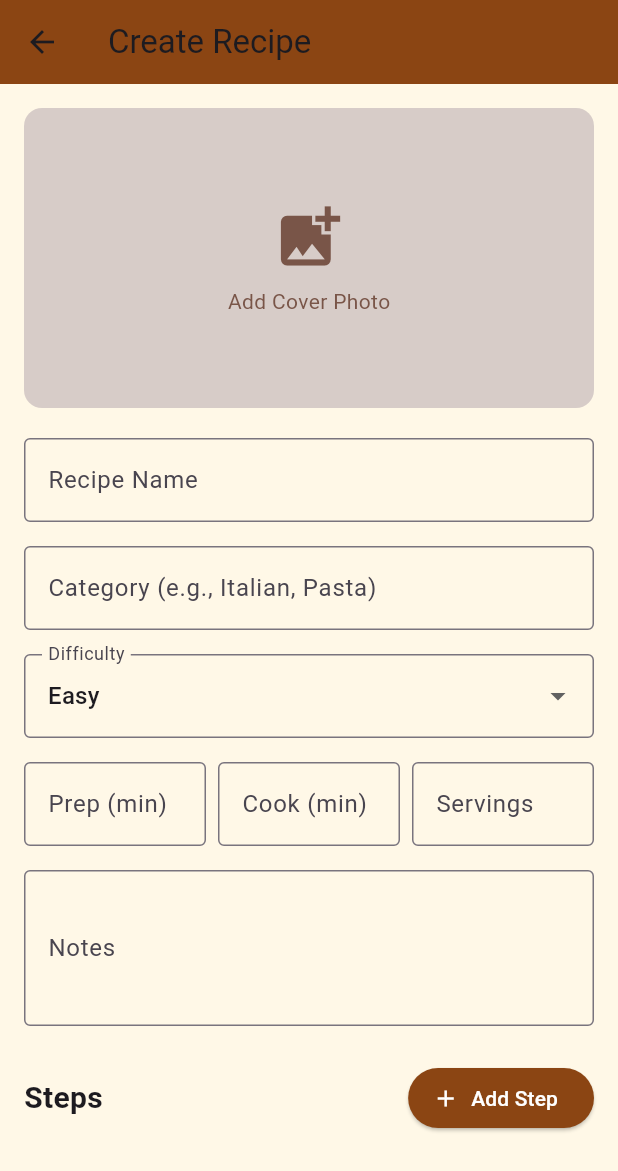
After one commit to kcxhiessl23-ux/skettys-table, a Flutter app: the screen it shows after launch, after a tap on "Create New Recipe", on a phone screen of 412 x 824 dp. The commit adds this screen. Shown: the top 1171 px of the screen. Run offline on Flutter 3.47's test engine with Material 3 defaults, Android fonts, the phone set to English and light mode, and no system bars; our stand-ins replace cloud_firestore, firebase_auth, firebase_core, firebase_storage, image_picker; accounts and stored records are empty; Roboto replaces fonts that are missing (Georgia).

Commit message:
added recipe creator and step editor

```diff
--- /dev/null
+++ b/lib/create_recipe_screen.dart
@@ -0,0 +1,338 @@
+import 'package:flutter/material.dart';
+import 'package:firebase_storage/firebase_storage.dart';
+import 'package:image_picker/image_picker.dart';
+import 'dart:io';
+import 'recipe_model.dart';
+import 'firestore_service.dart';
+import 'step_editor_screen.dart';
+
+class CreateRecipeScreen extends StatefulWidget {
+  const CreateRecipeScreen({super.key});
+
+  @override
+  State<CreateRecipeScreen> createState() => _CreateRecipeScreenState();
+}
+
+class _CreateRecipeScreenState extends State<CreateRecipeScreen> {
+  final _formKey = GlobalKey<FormState>();
+  final _firestoreService = FirestoreService();
+
+  // Controllers for basic info
+  final _nameController = TextEditingController();
+  final _categoryController = TextEditingController();
+  final _prepTimeController = TextEditingController();
+  final _cookTimeController = TextEditingController();
+  final _servingsController = TextEditingController();
+  final _notesController = TextEditingController();
+
+  String _difficulty = 'Easy';
+  String? _coverImageUrl;
+  List<String> _tags = [];
+  List<RecipeStep> _steps = [];
+
+  bool _isLoading = false;
+
+  @override
+  void dispose() {
+    _nameController.dispose();
+    _categoryController.dispose();
+    _prepTimeController.dispose();
+    _cookTimeController.dispose();
+    _servingsController.dispose();
+    _notesController.dispose();
+    super.dispose();
+  }
+
+  Future<void> _pickCoverImage() async {
+    final picker = ImagePicker();
+    final pickedFile = await picker.pickImage(source: ImageSource.gallery);
+
+    if (pickedFile != null) {
+      setState(() => _isLoading = true);
+
+      // Upload to Firebase Storage
+      final ref = FirebaseStorage.instance
+          .ref()
+          .child('recipeCoverImages')
+          .child('${DateTime.now().millisecondsSinceEpoch}.jpg');
+
+      await ref.putFile(File(pickedFile.path));
+      final url = await ref.getDownloadURL();
+
+      setState(() {
+        _coverImageUrl = url;
+        _isLoading = false;
+      });
+    }
+  }
+
+  Future<void> _saveRecipe() async {
+    if (!_formKey.currentState!.validate()) return;
+    if (_coverImageUrl == null) {
+      ScaffoldMessenger.of(
+        context,
+      ).showSnackBar(const SnackBar(content: Text('Please add a cover image')));
+      return;
+    }
+
+    setState(() => _isLoading = true);
+
+    final recipe = Recipe(
+      id: DateTime.now().millisecondsSinceEpoch.toString(),
+      name: _nameController.text,
+      coverImageUrl: _coverImageUrl!,
+      category: _categoryController.text,
+      tags: _tags,
+      prepTimeMinutes: int.tryParse(_prepTimeController.text) ?? 0,
+      cookTimeMinutes: int.tryParse(_cookTimeController.text) ?? 0,
+      servings: int.tryParse(_servingsController.text) ?? 1,
+      difficulty: _difficulty,
+      notes: _notesController.text,
+      steps: _steps,
+      createdAt: DateTime.now(),
+    );
+
+    await _firestoreService.saveRecipe(recipe);
+
+    setState(() => _isLoading = false);
+
+    if (mounted) {
+      ScaffoldMessenger.of(
+        context,
+      ).showSnackBar(const SnackBar(content: Text('Recipe saved!')));
+      Navigator.pop(context);
+    }
+  }
+
+  @override
+  Widget build(BuildContext context) {
+    return Scaffold(
+      appBar: AppBar(
+        title: const Text('Create Recipe'),
+        backgroundColor: const Color(0xFF8B4513),
+        actions: [
+          if (_steps.isNotEmpty)
+            TextButton(
+              onPressed: _isLoading ? null : _saveRecipe,
+              child: _isLoading
+                  ? const CircularProgressIndicator(color: Colors.white)
+                  : const Text(
+                      'Save',
+                      style: TextStyle(color: Colors.white, fontSize: 16),
+                    ),
+            ),
+        ],
+      ),
+      body: Form(
+        key: _formKey,
+        child: ListView(
+          padding: const EdgeInsets.all(16),
+          children: [
+            // Cover Image
+            GestureDetector(
+              onTap: _pickCoverImage,
+              child: Container(
+                height: 200,
+                decoration: BoxDecoration(
+                  color: Colors.brown.shade100,
+                  borderRadius: BorderRadius.circular(12),
+                  image: _coverImageUrl != null
+                      ? DecorationImage(
+                          image: NetworkImage(_coverImageUrl!),
+                          fit: BoxFit.cover,
+                        )
+                      : null,
+                ),
+                child: _coverImageUrl == null
+                    ? const Center(
+                        child: Column(
+                          mainAxisAlignment: MainAxisAlignment.center,
+                          children: [
+                            Icon(
+                              Icons.add_photo_alternate,
+                              size: 50,
+                              color: Colors.brown,
+                            ),
+                            SizedBox(height: 8),
+                            Text(
+                              'Add Cover Photo',
+                              style: TextStyle(color: Colors.brown),
+                            ),
+                          ],
+                        ),
+                      )
+                    : null,
+              ),
+            ),
+            const SizedBox(height: 20),
+
+            // Recipe Name
+            TextFormField(
+              controller: _nameController,
+              decoration: const InputDecoration(
+                labelText: 'Recipe Name',
+                border: OutlineInputBorder(),
+              ),
+              validator: (v) => v?.isEmpty ?? true ? 'Required' : null,
+            ),
+            const SizedBox(height: 16),
+
+            // Category
+            TextFormField(
+              controller: _categoryController,
+              decoration: const InputDecoration(
+                labelText: 'Category (e.g., Italian, Pasta)',
+                border: OutlineInputBorder(),
+              ),
+            ),
+            const SizedBox(height: 16),
+
+            // Difficulty
+            DropdownButtonFormField<String>(
+              value: _difficulty,
+              decoration: const InputDecoration(
+                labelText: 'Difficulty',
+                border: OutlineInputBorder(),
+              ),
+              items: [
+                'Easy',
+                'Medium',
+                'Hard',
+              ].map((d) => DropdownMenuItem(value: d, child: Text(d))).toList(),
+              onChanged: (v) => setState(() => _difficulty = v!),
+            ),
+            const SizedBox(height: 16),
+
+            // Times and Servings Row
+            Row(
+              children: [
+                Expanded(
+                  child: TextFormField(
+                    controller: _prepTimeController,
+                    decoration: const InputDecoration(
+                      labelText: 'Prep (min)',
+                      border: OutlineInputBorder(),
+                    ),
+                    keyboardType: TextInputType.number,
+                  ),
+                ),
+                const SizedBox(width: 8),
+                Expanded(
+                  child: TextFormField(
+                    controller: _cookTimeController,
+                    decoration: const InputDecoration(
+                      labelText: 'Cook (min)',
+                      border: OutlineInputBorder(),
+                    ),
+                    keyboardType: TextInputType.number,
+                  ),
+                ),
+                const SizedBox(width: 8),
+                Expanded(
+                  child: TextFormField(
+                    controller: _servingsController,
+                    decoration: const InputDecoration(
+                      labelText: 'Servings',
+                      border: OutlineInputBorder(),
+                    ),
+                    keyboardType: TextInputType.number,
+                  ),
+                ),
+              ],
+            ),
+            const SizedBox(height: 16),
+
+            // Notes
+            TextFormField(
+              controller: _notesController,
+              decoration: const InputDecoration(
+                labelText: 'Notes',
+                border: OutlineInputBorder(),
+              ),
+              maxLines: 3,
+            ),
+            const SizedBox(height: 24),
+
+            // Steps Section
+            Row(
+              mainAxisAlignment: MainAxisAlignment.spaceBetween,
+              children: [
+                const Text(
+                  'Steps',
+                  style: TextStyle(fontSize: 20, fontWeight: FontWeight.bold),
+                ),
+                ElevatedButton.icon(
+                  onPressed: () => _addStep(),
+                  icon: const Icon(Icons.add),
+                  label: const Text('Add Step'),
+                  style: ElevatedButton.styleFrom(
+                    backgroundColor: const Color(0xFF8B4513),
+                    foregroundColor: Colors.white,
+                  ),
+                ),
+              ],
+            ),
+            const SizedBox(height: 12),
+
+            // Steps List
+            ..._steps.asMap().entries.map((entry) {
+              final index = entry.key;
+              final step = entry.value;
+              return Card(
+                margin: const EdgeInsets.only(bottom: 8),
+                child: ListTile(
+                  leading: CircleAvatar(
+                    backgroundColor: const Color(0xFF8B4513),
+                    child: Text('${index + 1}'),
+                  ),
+                  title: Text(
+                    step.title.isEmpty ? 'Step ${index + 1}' : step.title,
+                  ),
+                  subtitle: Text(
+                    step.instructions.isEmpty
+                        ? 'No instructions'
+                        : step.instructions,
+                  ),
+                  trailing: IconButton(
+                    icon: const Icon(Icons.delete, color: Colors.red),
+                    onPressed: () => setState(() => _steps.removeAt(index)),
+                  ),
+                  onTap: () => _editStep(index),
+                ),
+              );
+            }).toList(),
+          ],
+        ),
+      ),
+    );
+  }
+
+  void _addStep() {
+    // TODO: Navigate to step editor
+    setState(() {
+      _steps.add(
+        RecipeStep(
+          stepNumber: _steps.length + 1,
+          title: 'Step ${_steps.length + 1}',
+          instructions: '',
+          notes: '',
+          pictures: [],
+          timers: [],
+        ),
+      );
+    });
+  }
+
+  Future<void> _editStep(int index) async {
+    final updatedStep = await Navigator.push<RecipeStep>(
+      context,
+      MaterialPageRoute(
+        builder: (_) => StepEditorScreen(step: _steps[index], stepIndex: index),
+      ),
+    );
+
+    if (updatedStep != null) {
+      setState(() => _steps[index] = updatedStep);
+    }
+  }
+}
--- /dev/null
+++ b/lib/firestore_service.dart
@@ -0,0 +1,32 @@
+import 'package:cloud_firestore/cloud_firestore.dart';
+import 'recipe_model.dart';
+
+class FirestoreService {
+  final FirebaseFirestore _db = FirebaseFirestore.instance;
+
+  // Save recipe
+  Future<void> saveRecipe(Recipe recipe) async {
+    await _db.collection('recipes').doc(recipe.id).set(recipe.toMap());
+  }
+
+  // Load all recipes
+  Future<List<Recipe>> loadRecipes() async {
+    final snapshot = await _db
+        .collection('recipes')
+        .orderBy('createdAt', descending: true)
+        .get();
+    return snapshot.docs.map((doc) => Recipe.fromMap(doc.data())).toList();
+  }
+
+  // Load single recipe
+  Future<Recipe?> loadRecipe(String recipeId) async {
+    final doc = await _db.collection('recipes').doc(recipeId).get();
+    if (!doc.exists) return null;
+    return Recipe.fromMap(doc.data()!);
+  }
+
+  // Delete recipe
+  Future<void> deleteRecipe(String recipeId) async {
+    await _db.collection('recipes').doc(recipeId).delete();
+  }
+}
--- a/lib/main.dart
+++ b/lib/main.dart
@@ -2,6 +2,7 @@ import 'package:flutter/material.dart';
 import 'package:firebase_core/firebase_core.dart';
 import 'package:firebase_auth/firebase_auth.dart';
 import 'firebase_options.dart';
+import 'create_recipe_screen.dart';
 
 void main() async {
   WidgetsFlutterBinding.ensureInitialized();
@@ -44,45 +45,21 @@ class _LoginScreenState extends State<LoginScreen> {
   Widget build(BuildContext context) {
     return Scaffold(
       body: Center(
-        child: SingleChildScrollView(
-          padding: const EdgeInsets.all(32),
-          child: Column(
-            mainAxisAlignment: MainAxisAlignment.center,
-            children: [
-              Container(
-                width: 300,
-                height: 300,
-                decoration: BoxDecoration(
-                  color: Colors.brown.shade100,
-                  borderRadius: BorderRadius.circular(20),
-                ),
-                child: const Center(
-                  child: Text('🐕‍🦺', style: TextStyle(fontSize: 120)),
-                ),
-              ),
-              const SizedBox(height: 20),
-              const Text(
-                "Sketty's Table",
-                style: TextStyle(
-                  fontSize: 48,
-                  fontWeight: FontWeight.bold,
-                  color: Color(0xFF8B4513),
-                ),
-              ),
-              const SizedBox(height: 40),
-              ElevatedButton(
-                onPressed: _login,
-                style: ElevatedButton.styleFrom(
-                  backgroundColor: const Color(0xFF8B4513),
-                  foregroundColor: Colors.white,
-                  padding: const EdgeInsets.symmetric(
-                    horizontal: 50,
-                    vertical: 15,
-                  ),
-                ),
-                child: const Text('Enter', style: TextStyle(fontSize: 18)),
-              ),
-            ],
+        child: ElevatedButton(
+          onPressed: () {
+            Navigator.push(
+              context,
+              MaterialPageRoute(builder: (_) => const CreateRecipeScreen()),
+            );
+          },
+          style: ElevatedButton.styleFrom(
+            backgroundColor: const Color(0xFF8B4513),
+            foregroundColor: Colors.white,
+            padding: const EdgeInsets.symmetric(horizontal: 50, vertical: 20),
+          ),
+          child: const Text(
+            'Create New Recipe',
+            style: TextStyle(fontSize: 18),
           ),
         ),
       ),
--- /dev/null
+++ b/lib/recipe_model.dart
@@ -0,0 +1,183 @@
+class Recipe {
+  final String id;
+  final String name;
+  final String coverImageUrl;
+  final String category;
+  final List<String> tags;
+  final int prepTimeMinutes;
+  final int cookTimeMinutes;
+  final int servings;
+  final String difficulty;
+  final String notes;
+  final List<RecipeStep> steps;
+  final DateTime createdAt;
+
+  Recipe({
+    required this.id,
+    required this.name,
+    required this.coverImageUrl,
+    required this.category,
+    required this.tags,
+    required this.prepTimeMinutes,
+    required this.cookTimeMinutes,
+    required this.servings,
+    required this.difficulty,
+    required this.notes,
+    required this.steps,
+    required this.createdAt,
+  });
+
+  Map<String, dynamic> toMap() {
+    return {
+      'id': id,
+      'name': name,
+      'coverImageUrl': coverImageUrl,
+      'category': category,
+      'tags': tags,
+      'prepTimeMinutes': prepTimeMinutes,
+      'cookTimeMinutes': cookTimeMinutes,
+      'servings': servings,
+      'difficulty': difficulty,
+      'notes': notes,
+      'steps': steps.map((s) => s.toMap()).toList(),
+      'createdAt': createdAt.toIso8601String(),
+    };
+  }
+
+  factory Recipe.fromMap(Map<String, dynamic> map) {
+    return Recipe(
+      id: map['id'] ?? '',
+      name: map['name'] ?? '',
+      coverImageUrl: map['coverImageUrl'] ?? '',
+      category: map['category'] ?? '',
+      tags: List<String>.from(map['tags'] ?? []),
+      prepTimeMinutes: map['prepTimeMinutes'] ?? 0,
+      cookTimeMinutes: map['cookTimeMinutes'] ?? 0,
+      servings: map['servings'] ?? 0,
+      difficulty: map['difficulty'] ?? '',
+      notes: map['notes'] ?? '',
+      steps:
+          (map['steps'] as List<dynamic>?)
+              ?.map((s) => RecipeStep.fromMap(s as Map<String, dynamic>))
+              .toList() ??
+          [],
+      createdAt: DateTime.parse(
+        map['createdAt'] ?? DateTime.now().toIso8601String(),
+      ),
+    );
+  }
+}
+
+class RecipeStep {
+  final int stepNumber;
+  final String title;
+  final String instructions;
+  final String notes;
+  final List<StepPicture> pictures;
+  final VideoSegment? videoSegment;
+  final List<StepTimer> timers;
+
+  RecipeStep({
+    required this.stepNumber,
+    required this.title,
+    required this.instructions,
+    required this.notes,
+    required this.pictures,
+    this.videoSegment,
+    required this.timers,
+  });
+
+  Map<String, dynamic> toMap() {
+    return {
+      'stepNumber': stepNumber,
+      'title': title,
+      'instructions': instructions,
+      'notes': notes,
+      'pictures': pictures.map((p) => p.toMap()).toList(),
+      'videoSegment': videoSegment?.toMap(),
+      'timers': timers.map((t) => t.toMap()).toList(),
+    };
+  }
+
+  factory RecipeStep.fromMap(Map<String, dynamic> map) {
+    return RecipeStep(
+      stepNumber: map['stepNumber'] ?? 0,
+      title: map['title'] ?? '',
+      instructions: map['instructions'] ?? '',
+      notes: map['notes'] ?? '',
+      pictures:
+          (map['pictures'] as List<dynamic>?)
+              ?.map((p) => StepPicture.fromMap(p as Map<String, dynamic>))
+              .toList() ??
+          [],
+      videoSegment: map['videoSegment'] != null
+          ? VideoSegment.fromMap(map['videoSegment'] as Map<String, dynamic>)
+          : null,
+      timers:
+          (map['timers'] as List<dynamic>?)
+              ?.map((t) => StepTimer.fromMap(t as Map<String, dynamic>))
+              .toList() ??
+          [],
+    );
+  }
+}
+
+class StepPicture {
+  final String url;
+  final String caption;
+
+  StepPicture({required this.url, required this.caption});
+
+  Map<String, dynamic> toMap() => {'url': url, 'caption': caption};
+
+  factory StepPicture.fromMap(Map<String, dynamic> map) {
+    return StepPicture(url: map['url'] ?? '', caption: map['caption'] ?? '');
+  }
+}
+
+class VideoSegment {
+  final String url;
+  final int startTimeSeconds;
+  final int endTimeSeconds;
+
+  VideoSegment({
+    required this.url,
+    required this.startTimeSeconds,
+    required this.endTimeSeconds,
+  });
+
+  Map<String, dynamic> toMap() {
+    return {
+      'url': url,
+      'startTimeSeconds': startTimeSeconds,
+      'endTimeSeconds': endTimeSeconds,
+    };
+  }
+
+  factory VideoSegment.fromMap(Map<String, dynamic> map) {
+    return VideoSegment(
+      url: map['url'] ?? '',
+      startTimeSeconds: map['startTimeSeconds'] ?? 0,
+      endTimeSeconds: map['endTimeSeconds'] ?? 0,
+    );
+  }
+}
+
+class StepTimer {
+  final String name;
+  final int durationSeconds;
+
+  StepTimer({required this.name, required this.durationSeconds});
+
+  Map<String, dynamic> toMap() => {
+    'name': name,
+    'durationSeconds': durationSeconds,
+  };
+
+  factory StepTimer.fromMap(Map<String, dynamic> map) {
+    return StepTimer(
+      name: map['name'] ?? '',
+      durationSeconds: map['durationSeconds'] ?? 0,
+    );
+  }
+}
```
Also changed, not shown: lib/lib/step_editor_screen.dart (added).
